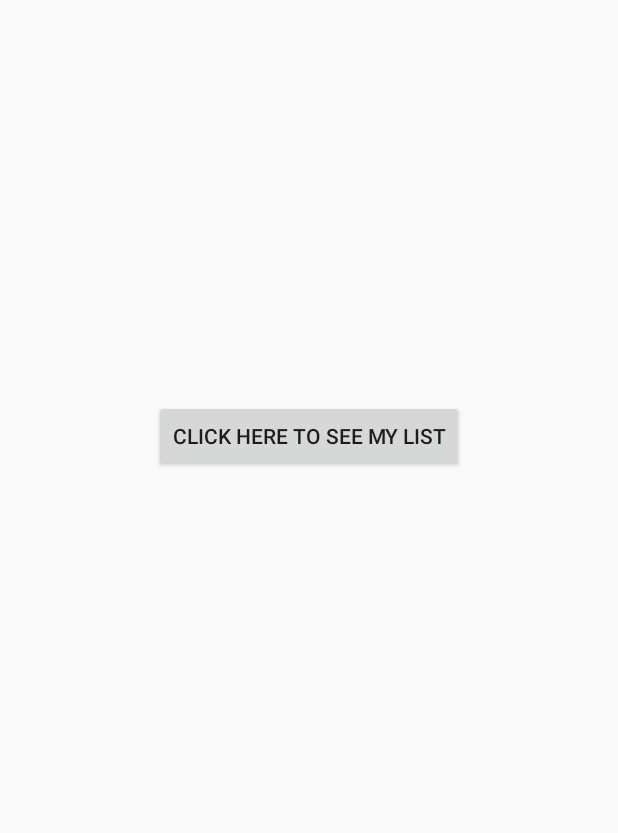
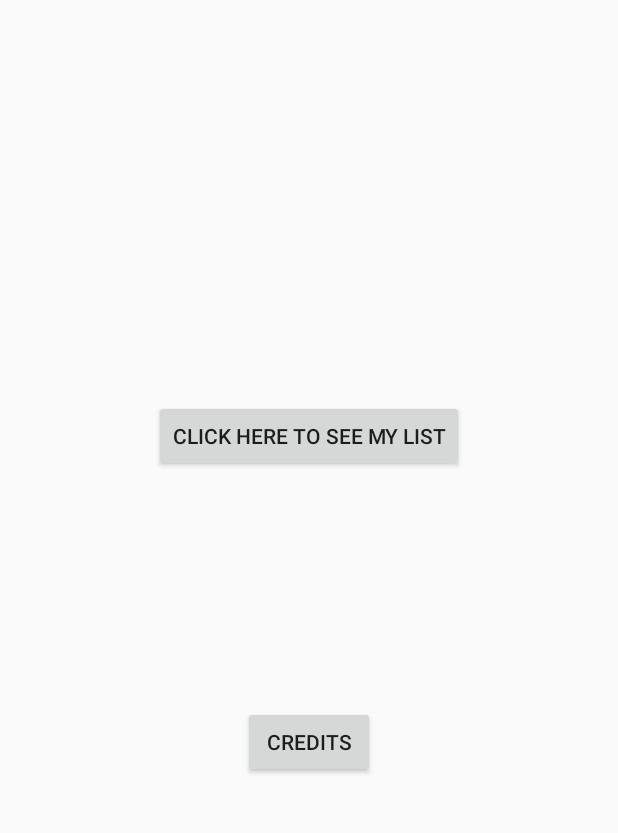
Before and after one commit to QuentinBernigaud/ProjetKotlin, an Android app: the screen it shows after launch (MainActivity), on a phone screen of 412 x 824 dp, the part 224-1057 px from its top. Run offline under Robolectric (Android 15) with nearby library versions, the phone set to English and light mode, and no system bars.

Commit message:
[Features] Credits + some buttons

```diff
--- a/app/src/main/AndroidManifest.xml
+++ b/app/src/main/AndroidManifest.xml
@@ -9,7 +9,8 @@
         android:roundIcon="@mipmap/ic_launcher_round"
         android:supportsRtl="true"
         android:theme="@style/AppTheme">
-        <activity android:name=".ListActivity"></activity>
+        <activity android:name=".Credits"></activity>
+        <activity android:name=".ListActivity" />
         <activity android:name=".MainActivity">
             <intent-filter>
                 <action android:name="android.intent.action.MAIN" />
--- a/app/src/main/java/com/example/projetkotlin/MainActivity.kt
+++ b/app/src/main/java/com/example/projetkotlin/MainActivity.kt
@@ -17,5 +17,13 @@ class MainActivity : AppCompatActivity() {
             val intent = Intent(this, ListActivity::class.java)
             startActivity(intent)
         }
+
+        val button2 = findViewById<Button>(R.id.button2)
+        button2.setOnClickListener {
+            val intent = Intent(this, Credits::class.java)
+            startActivity(intent)
+        }
+
     }
+
 }
--- a/app/src/main/res/layout/activity_main.xml
+++ b/app/src/main/res/layout/activity_main.xml
@@ -28,4 +28,14 @@
         app:layout_constraintStart_toStartOf="parent"
         app:layout_constraintTop_toTopOf="parent" />
 
+    <Button
+        android:id="@+id/button2"
+        android:layout_width="wrap_content"
+        android:layout_height="wrap_content"
+        android:text="Credits"
+        app:layout_constraintBottom_toBottomOf="parent"
+        app:layout_constraintEnd_toEndOf="parent"
+        app:layout_constraintStart_toStartOf="parent"
+        app:layout_constraintTop_toBottomOf="@+id/button" />
+
 </androidx.constraintlayout.widget.ConstraintLayout>
--- a/app/src/main/res/values/strings.xml
+++ b/app/src/main/res/values/strings.xml
@@ -1,4 +1,9 @@
 <resources>
     <string name="app_name">ProjetKotlin</string>
     <string name="button_text">Click here to see my list</string>
+    <string name="main_menu">Main Menu</string>
+    <string name="student_at_esiea">Student at ESIEA</string>
+    <string name="application_produced_by_quentin_bernigaud">Application Produced by Quentin Bernigaud</string>
+    <string name="credits">Credits</string>
+    <string name="todo">TODO</string>
 </resources>
```
Also changed, not shown: app/src/main/java/com/example/projetkotlin/Credits.kt (added, +26 -0 lines), app/src/main/res/layout/activity_credits.xml (added, +61 -0 lines), app/src/main/res/drawable/pdpcredits.jpg (added).
